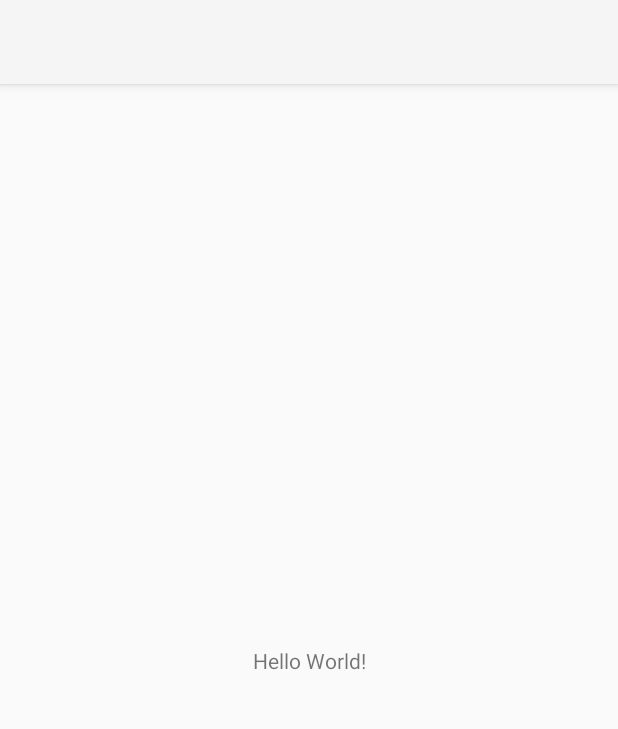
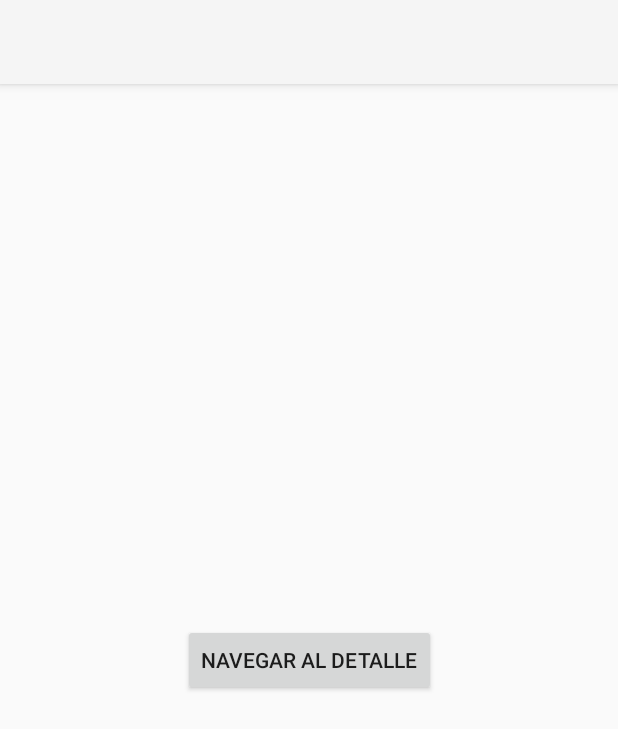
Before and after one commit to christiam007/DI, an Android app: the screen it shows after launch (CatalogActivity), on a phone screen of 412 x 824 dp. Shown: the top 729 px of the screen. Run offline under Robolectric (Android 15) with nearby library versions, the light colour scheme and no system bars.

Commit message:
Tarea completada 1

```diff
--- a/Sprint3/app/src/main/AndroidManifest.xml
+++ b/Sprint3/app/src/main/AndroidManifest.xml
@@ -13,6 +13,9 @@
         android:theme="@style/Theme.MyCatalog"
         tools:targetApi="31">
         <activity
+            android:name=".DetailActivity"
+            android:exported="false" />
+        <activity
             android:name=".CatalogActivity"
             android:exported="true">
             <intent-filter>
--- a/Sprint3/app/src/main/java/com/example/mycatalog/CatalogActivity.java
+++ b/Sprint3/app/src/main/java/com/example/mycatalog/CatalogActivity.java
@@ -13,7 +13,6 @@
     @Override
     protected void onCreate(Bundle savedInstanceState) {
         super.onCreate(savedInstanceState);
-
         setContentView(R.layout.activity_catalog);
 
     }
--- a/Sprint3/app/src/main/res/layout/activity_catalog.xml
+++ b/Sprint3/app/src/main/res/layout/activity_catalog.xml
@@ -7,13 +7,17 @@
     android:layout_height="match_parent"
     tools:context=".CatalogActivity">
 
-    <TextView
+    <Button
+        android:id="@+id/button"
         android:layout_width="wrap_content"
         android:layout_height="wrap_content"
-        android:text="Hello World!"
+        android:layout_marginStart="25dp"
+        android:layout_marginTop="20dp"
+        android:layout_marginEnd="25dp"
+        android:layout_marginBottom="20dp"
+        android:text="Navegar al detalle"
         app:layout_constraintBottom_toBottomOf="parent"
         app:layout_constraintEnd_toEndOf="parent"
         app:layout_constraintStart_toStartOf="parent"
         app:layout_constraintTop_toTopOf="parent" />
-
 </androidx.constraintlayout.widget.ConstraintLayout>
```
Also changed, not shown: Sprint3/app/src/main/java/com/example/mycatalog/DetailActivity.java (added, +24 -0 lines), Sprint3/app/src/main/res/layout/activity_detail.xml (added, +10 -0 lines).
